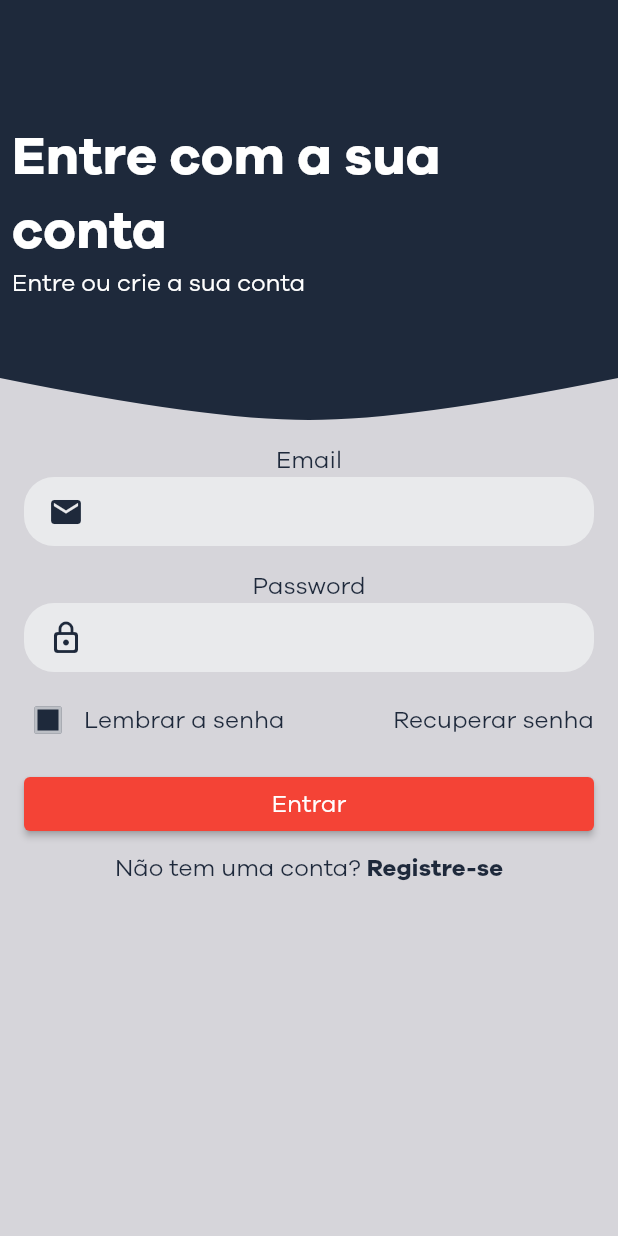
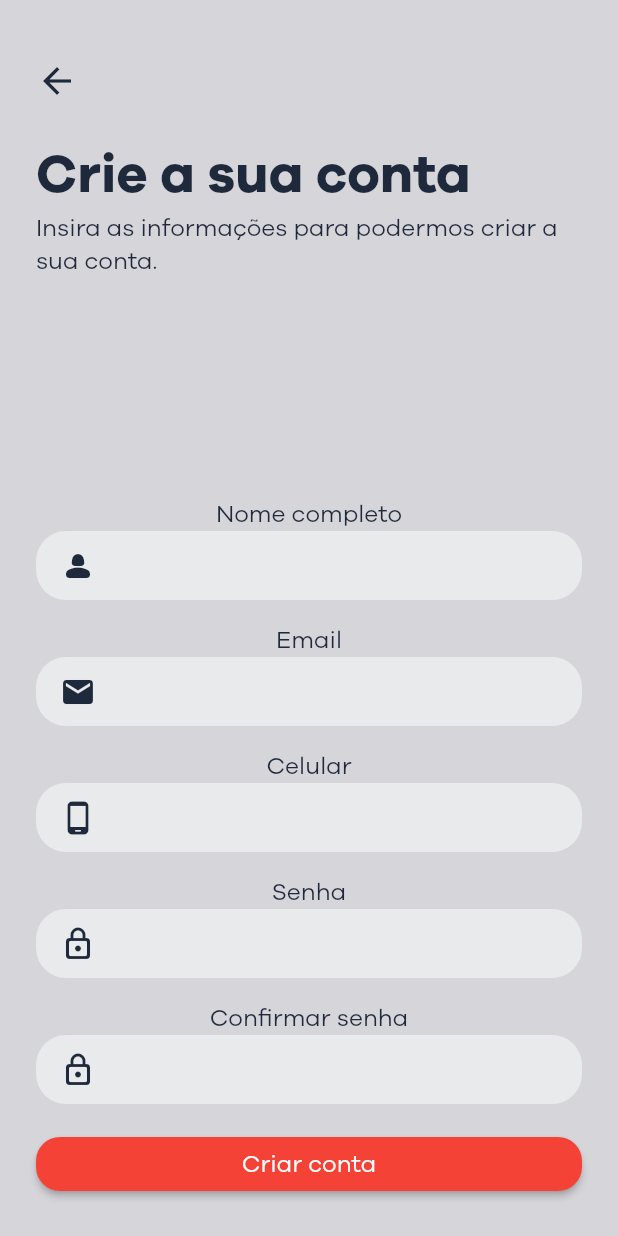
Before and after one commit to JoaoPauloLaurindo/CoreCardApp, a Flutter app: the screen it shows after launch, after a tap on "Registre-se", on a phone screen of 412 x 824 dp. Run offline on Flutter 3.47's test engine with Material 2 defaults, Android fonts, the phone set to English and light mode, and no system bars.

Commit message:
tela de cadastro

```diff
--- a/lib/screens/login/components/form_login_component.dart
+++ b/lib/screens/login/components/form_login_component.dart
@@ -1,4 +1,5 @@
 import 'package:corecard/screens/recover/recover_screen.dart';
+import 'package:corecard/screens/register/register_screen.dart';
 import 'package:corecard/themes/theme_colors.dart';
 import 'package:corecard/widgets/forms/inputs/text_input.dart';
 import 'package:flutter/material.dart';
@@ -25,7 +26,7 @@ class _FormLoginState extends State<FormLogin> {
             icon: Icons.email,
           ),
           const TextInput(
-            labelText: "Password",
+            labelText: "Senha",
             isPassword: true,
             icon: Icons.lock_outline_rounded,
           ),
@@ -104,7 +105,11 @@ class _FormLoginState extends State<FormLogin> {
                   ),
                 ),
                 onTap: () {
-                  print('Clicou!');
+                  Navigator.of(context).push(
+                    MaterialPageRoute(
+                      builder: (context) => const RegisterScreen(),
+                    ),
+                  );
                 },
               ),
             ],
--- a/lib/screens/recover/recover_screen.dart
+++ b/lib/screens/recover/recover_screen.dart
@@ -1,5 +1,6 @@
 import 'package:corecard/themes/theme_colors.dart';
 import 'package:corecard/widgets/forms/inputs/text_input.dart';
+import 'package:corecard/widgets/header/text_header_component.dart';
 import 'package:flutter/material.dart';
 
 class RecoverScreen extends StatelessWidget {
@@ -15,60 +16,20 @@ class RecoverScreen extends StatelessWidget {
           mainAxisAlignment: MainAxisAlignment.spaceBetween,
           crossAxisAlignment: CrossAxisAlignment.start,
           children: <Widget>[
-            Padding(
-              padding: const EdgeInsets.only(
-                top: 24.0,
-              ),
-              child: Column(
+            const Column(
               mainAxisAlignment: MainAxisAlignment.start,
               crossAxisAlignment: CrossAxisAlignment.start,
               children: [
-                  Padding(
-                    padding: const EdgeInsets.only(
-                      top: 24.0,
-                      left: 8.0,
+                TextHeader(
+                  h1: 'Recuperar senha',
+                  h2: 'Insira o email para recuperar a sua senha',
                 ),
-                    child: InkWell(
-                      child: const Icon(
-                        Icons.arrow_back_outlined,
-                        color: ThemeColors.secundaryColor,
-                        size: 28,
-                      ),
-                      onTap: () {
-                        Navigator.pop(context);
-                      },
-                    ),
-                  ),
-                  Padding(
-                    padding: const EdgeInsets.only(
-                      top: 24.0,
-                      left: 8.0,
-                    ),
-                    child: Column(
-                      crossAxisAlignment: CrossAxisAlignment.start,
-                      children: [
-                        const Text(
-                          'Recuperar senha',
-                          style: TextStyle(
-                            color: ThemeColors.secundaryColor,
-                            fontSize: 36,
-                            fontWeight: FontWeight.bold,
-                          ),
-                        ),
-                        Text(
-                          'Insira o email para recuperar a sua senha',
-                          style: Theme.of(context).textTheme.bodySmall,
-                        ),
-                      ],
-                    ),
-                  ),
-                  const TextInput(
+                TextInput(
                   labelText: "",
                   keyboard: TextInputType.emailAddress,
                   icon: Icons.email,
                 ),
               ],
-              ),
             ),
             Padding(
               padding: const EdgeInsets.all(8.0),
--- /dev/null
+++ b/lib/screens/register/components/form_register_component.dart
@@ -0,0 +1,68 @@
+import 'package:corecard/widgets/forms/inputs/text_input.dart';
+import 'package:flutter/material.dart';
+
+class FormRegister extends StatefulWidget {
+  const FormRegister({super.key});
+
+  @override
+  State<FormRegister> createState() => _FormRegisterState();
+}
+
+class _FormRegisterState extends State<FormRegister> {
+  @override
+  Widget build(BuildContext context) {
+    return SingleChildScrollView(
+      child: Column(
+        crossAxisAlignment: CrossAxisAlignment.start,
+        children: <Widget>[
+          const TextInput(
+            labelText: "Nome completo",
+            icon: Icons.person_2_rounded,
+          ),
+          const TextInput(
+            labelText: "Email",
+            keyboard: TextInputType.emailAddress,
+            icon: Icons.email,
+          ),
+          const TextInput(
+            labelText: "Celular",
+            keyboard: TextInputType.phone,
+            icon: Icons.phone_android_rounded,
+          ),
+          const TextInput(
+            labelText: "Senha",
+            isPassword: true,
+            icon: Icons.lock_outline_rounded,
+          ),
+          const TextInput(
+            labelText: "Confirmar senha",
+            isPassword: true,
+            icon: Icons.lock_outline_rounded,
+          ),
+          Padding(
+            padding: const EdgeInsets.all(8.0),
+            child: SizedBox(
+              width: double.infinity,
+              child: ElevatedButton(
+                onPressed: () {
+                  Navigator.pop(context);
+                },
+                style: ButtonStyle(
+                  shape: MaterialStateProperty.all<RoundedRectangleBorder>(
+                    RoundedRectangleBorder(
+                      borderRadius: BorderRadius.circular(16),
+                    ),
+                  ),
+                ),
+                child: Text(
+                  'Criar conta',
+                  style: Theme.of(context).textTheme.bodyMedium,
+                ),
+              ),
+            ),
+          ),
+        ],
+      ),
+    );
+  }
+}
--- /dev/null
+++ b/lib/screens/register/register_screen.dart
@@ -0,0 +1,29 @@
+import 'package:corecard/screens/register/components/form_register_component.dart';
+import 'package:corecard/themes/theme_colors.dart';
+import 'package:corecard/widgets/header/text_header_component.dart';
+import 'package:flutter/material.dart';
+
+class RegisterScreen extends StatelessWidget {
+  const RegisterScreen({super.key});
+
+  @override
+  Widget build(BuildContext context) {
+    return const Scaffold(
+      backgroundColor: ThemeColors.backgroundColor,
+      body: Padding(
+        padding: EdgeInsets.all(16.0),
+        child: Column(
+          mainAxisAlignment: MainAxisAlignment.spaceBetween,
+          crossAxisAlignment: CrossAxisAlignment.start,
+          children: <Widget>[
+            TextHeader(
+              h1: 'Crie a sua conta',
+              h2: 'Insira as informações para podermos criar a sua conta.',
+            ),
+            FormRegister(),
+          ],
+        ),
+      ),
+    );
+  }
+}
--- /dev/null
+++ b/lib/widgets/header/text_header_component.dart
@@ -0,0 +1,57 @@
+import 'package:corecard/themes/theme_colors.dart';
+import 'package:flutter/material.dart';
+
+class TextHeader extends StatelessWidget {
+  final String h1;
+  final String h2;
+  const TextHeader({required this.h1, required this.h2, super.key});
+
+  @override
+  Widget build(BuildContext context) {
+    return Column(
+      mainAxisAlignment: MainAxisAlignment.start,
+      crossAxisAlignment: CrossAxisAlignment.start,
+      children: [
+        Padding(
+          padding: const EdgeInsets.only(
+            top: 24.0,
+            left: 8.0,
+          ),
+          child: InkWell(
+            child: const Icon(
+              Icons.arrow_back_outlined,
+              color: ThemeColors.secundaryColor,
+              size: 28,
+            ),
+            onTap: () {
+              Navigator.pop(context);
+            },
+          ),
+        ),
+        Padding(
+          padding: const EdgeInsets.only(
+            top: 24.0,
+            left: 8.0,
+          ),
+          child: Column(
+            crossAxisAlignment: CrossAxisAlignment.start,
+            children: [
+              Text(
+                h1,
+                style: const TextStyle(
+                  color: ThemeColors.secundaryColor,
+                  fontSize: 36,
+                  fontWeight: FontWeight.bold,
+                ),
+              ),
+              Text(
+                h2,
+                style: Theme.of(context).textTheme.bodySmall,
+              ),
+            ],
+          ),
+        ),
+      ],
+    );
+  }
+}
```
Lines whose indentation alone changed are shown as unchanged.
